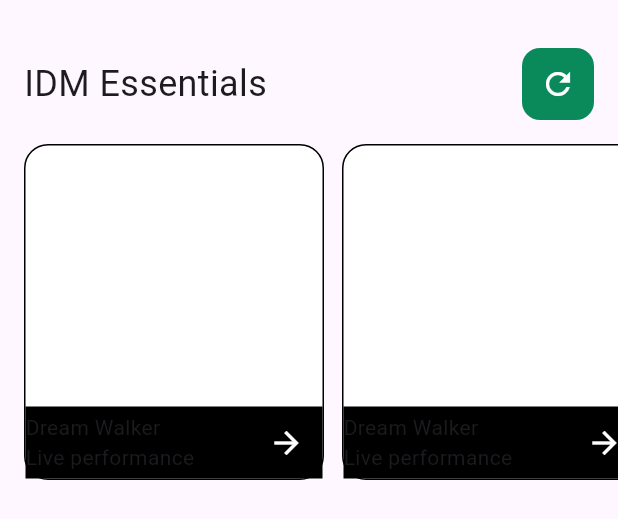
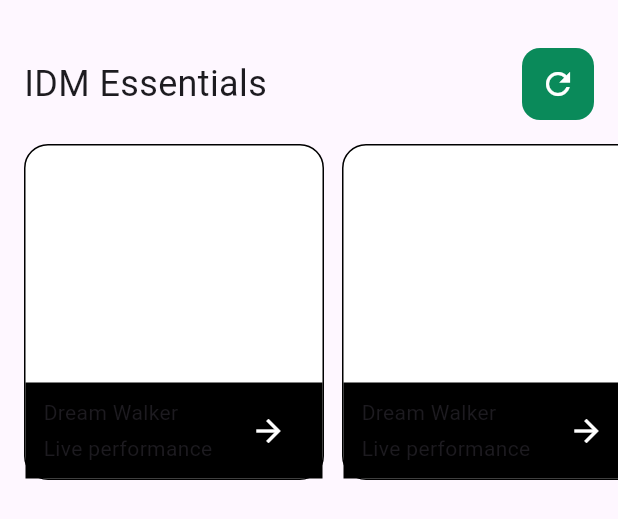
Before and after one commit to JAICHANGPARK/flutter_notebook_chapter_43, a Flutter app: the MusicPlayerIdmPage widget shown alone on an empty page, opened directly, on a phone screen of 412 x 824 dp. Shown: the top 519 px of the screen. Run offline on Flutter 3.47's test engine with Material 3 defaults, Android fonts, the phone set to English and light mode, and no system bars; our stand-ins replace gap, hugeicons.

Commit message:
Update music_player_idm_page.dart

```diff
--- a/lib/ep2157_music_player_app/ui/home/widgets/music_player_idm_page.dart
+++ b/lib/ep2157_music_player_app/ui/home/widgets/music_player_idm_page.dart
@@ -73,10 +73,12 @@ class MusicPlayerIdmPage extends StatelessWidget {
                           decoration: BoxDecoration(
                             color: Colors.black,
                           ),
+                          padding: EdgeInsets.symmetric(horizontal: 12, vertical: 8),
                           child: Row(
                             children: [
                               Expanded(
                                 child: Column(
+                                  spacing: 4,
                                   crossAxisAlignment: CrossAxisAlignment.start,
                                   children: [
                                     Text(
```
